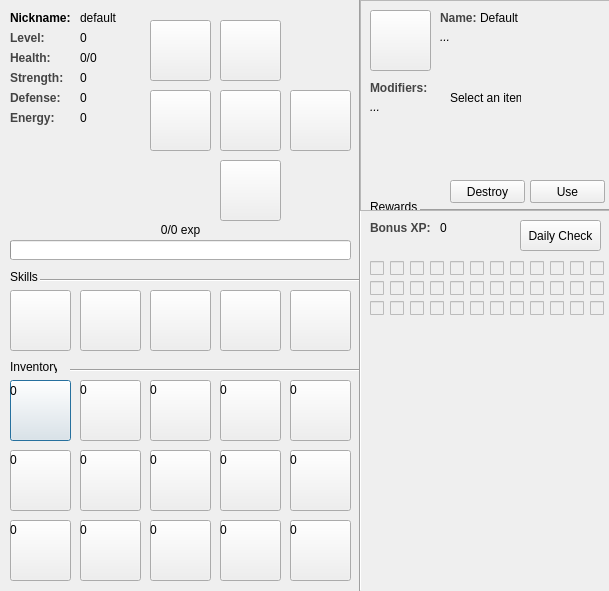
Qt form rpg_resources/player.ui (raphaelkieling/addon-anki-rpg) before a commit.
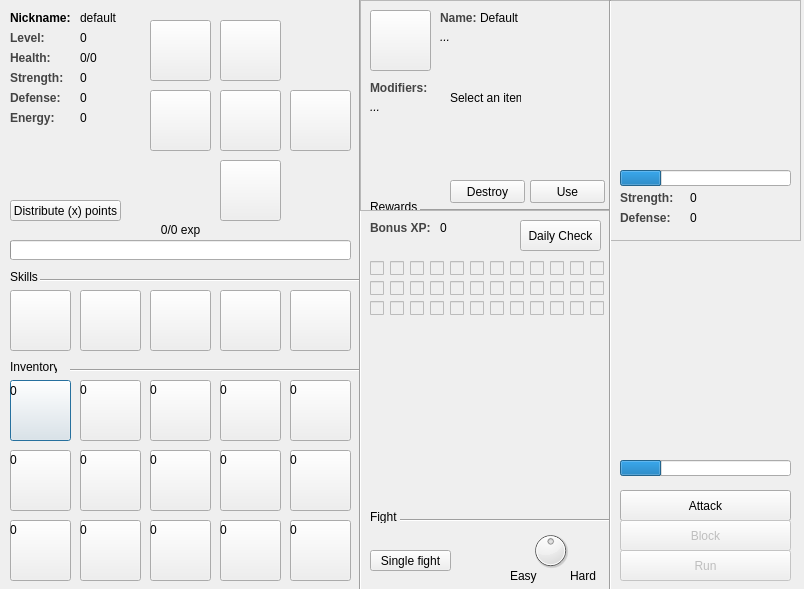
The same form after that commit. Icons and pictures are not drawn.

Commit message: add inventory with index system and increase stats on level up

```diff
--- a/rpg_resources/player.ui
+++ b/rpg_resources/player.ui
@@ -6,8 +6,8 @@
    <rect>
     <x>0</x>
     <y>0</y>
-    <width>609</width>
-    <height>591</height>
+    <width>804</width>
+    <height>589</height>
    </rect>
   </property>
   <property name="acceptDrops">
@@ -1299,9 +1299,9 @@
    <property name="geometry">
     <rect>
      <x>350</x>
-     <y>0</y>
+     <y>-10</y>
      <width>20</width>
-     <height>591</height>
+     <height>601</height>
     </rect>
    </property>
    <property name="orientation">
@@ -2168,6 +2168,308 @@
     <string/>
    </property>
   </widget>
+  <widget class="QDial" name="dial">
+   <property name="geometry">
+    <rect>
+     <x>530</x>
+     <y>530</y>
+     <width>41</width>
+     <height>41</height>
+    </rect>
+   </property>
+   <property name="value">
+    <number>50</number>
+   </property>
+  </widget>
+  <widget class="QLabel" name="label_4">
+   <property name="geometry">
+    <rect>
+     <x>510</x>
+     <y>560</y>
+     <width>31</width>
+     <height>31</height>
+    </rect>
+   </property>
+   <property name="styleSheet">
+    <string notr="true"/>
+   </property>
+   <property name="text">
+    <string>Easy</string>
+   </property>
+  </widget>
+  <widget class="QLabel" name="label_5">
+   <property name="geometry">
+    <rect>
+     <x>570</x>
+     <y>560</y>
+     <width>31</width>
+     <height>31</height>
+    </rect>
+   </property>
+   <property name="text">
+    <string>Hard</string>
+   </property>
+  </widget>
+  <widget class="QPushButton" name="daily_loot_button_3">
+   <property name="geometry">
+    <rect>
+     <x>370</x>
+     <y>550</y>
+     <width>81</width>
+     <height>21</height>
+    </rect>
+   </property>
+   <property name="text">
+    <string>Single fight</string>
+   </property>
+   <property name="flat">
+    <bool>false</bool>
+   </property>
+  </widget>
+  <widget class="Line" name="line_9">
+   <property name="geometry">
+    <rect>
+     <x>400</x>
+     <y>510</y>
+     <width>211</width>
+     <height>20</height>
+    </rect>
+   </property>
+   <property name="orientation">
+    <enum>Qt::Horizontal</enum>
+   </property>
+  </widget>
+  <widget class="QLabel" name="label_6">
+   <property name="geometry">
+    <rect>
+     <x>370</x>
+     <y>510</y>
+     <width>47</width>
+     <height>13</height>
+    </rect>
+   </property>
+   <property name="text">
+    <string>Fight</string>
+   </property>
+  </widget>
+  <widget class="QFrame" name="frame">
+   <property name="geometry">
+    <rect>
+     <x>610</x>
+     <y>0</y>
+     <width>191</width>
+     <height>241</height>
+    </rect>
+   </property>
+   <property name="frameShape">
+    <enum>QFrame::StyledPanel</enum>
+   </property>
+   <property name="frameShadow">
+    <enum>QFrame::Raised</enum>
+   </property>
+   <widget class="QPushButton" name="item_icon_2">
+    <property name="geometry">
+     <rect>
+      <x>20</x>
+      <y>10</y>
+      <width>151</width>
+      <height>151</height>
+     </rect>
+    </property>
+    <property name="autoFillBackground">
+     <bool>true</bool>
+    </property>
+    <property name="styleSheet">
+     <string notr="true"/>
+    </property>
+    <property name="text">
+     <string/>
+    </property>
+    <property name="icon">
+     <iconset>
+      <normaloff>../../../../../../Downloads/Idle (1) (1).png</normaloff>../../../../../../Downloads/Idle (1) (1).png</iconset>
+    </property>
+    <property name="iconSize">
+     <size>
+      <width>150</width>
+      <height>150</height>
+     </size>
+    </property>
+    <property name="autoDefault">
+     <bool>false</bool>
+    </property>
+    <property name="flat">
+     <bool>true</bool>
+    </property>
+   </widget>
+   <widget class="QLabel" name="strength_label_3">
+    <property name="geometry">
+     <rect>
+      <x>10</x>
+      <y>190</y>
+      <width>61</width>
+      <height>16</height>
+     </rect>
+    </property>
+    <property name="styleSheet">
+     <string notr="true">color: rgb(68, 68, 68);</string>
+    </property>
+    <property name="text">
+     <string>&lt;html&gt;&lt;head/&gt;&lt;body&gt;&lt;p&gt;&lt;span style=&quot; font-weight:600;&quot;&gt;Strength:&lt;/span&gt;&lt;/p&gt;&lt;/body&gt;&lt;/html&gt;</string>
+    </property>
+   </widget>
+   <widget class="QLabel" name="defense_label_2">
+    <property name="geometry">
+     <rect>
+      <x>10</x>
+      <y>210</y>
+      <width>51</width>
+      <height>16</height>
+     </rect>
+    </property>
+    <property name="styleSheet">
+     <string notr="true">color: rgb(68, 68, 68);</string>
+    </property>
+    <property name="text">
+     <string>&lt;html&gt;&lt;head/&gt;&lt;body&gt;&lt;p&gt;&lt;span style=&quot; font-weight:600;&quot;&gt;Defense:&lt;/span&gt;&lt;/p&gt;&lt;/body&gt;&lt;/html&gt;</string>
+    </property>
+   </widget>
+   <widget class="QLabel" name="level_value_3">
+    <property name="geometry">
+     <rect>
+      <x>80</x>
+      <y>190</y>
+      <width>51</width>
+      <height>16</height>
+     </rect>
+    </property>
+    <property name="text">
+     <string>0</string>
+    </property>
+   </widget>
+   <widget class="QLabel" name="level_value_5">
+    <property name="geometry">
+     <rect>
+      <x>80</x>
+      <y>210</y>
+      <width>51</width>
+      <height>16</height>
+     </rect>
+    </property>
+    <property name="text">
+     <string>0</string>
+    </property>
+   </widget>
+   <widget class="QProgressBar" name="progressBar">
+    <property name="geometry">
+     <rect>
+      <x>10</x>
+      <y>170</y>
+      <width>171</width>
+      <height>16</height>
+     </rect>
+    </property>
+    <property name="value">
+     <number>24</number>
+    </property>
+    <property name="textVisible">
+     <bool>false</bool>
+    </property>
+   </widget>
+  </widget>
+  <widget class="Line" name="line_5">
+   <property name="geometry">
+    <rect>
+     <x>600</x>
+     <y>0</y>
+     <width>20</width>
+     <height>601</height>
+    </rect>
+   </property>
+   <property name="orientation">
+    <enum>Qt::Vertical</enum>
+   </property>
+  </widget>
+  <widget class="QPushButton" name="destroy_button_12">
+   <property name="geometry">
+    <rect>
+     <x>620</x>
+     <y>490</y>
+     <width>171</width>
+     <height>31</height>
+    </rect>
+   </property>
+   <property name="text">
+    <string>Attack</string>
+   </property>
+   <property name="flat">
+    <bool>false</bool>
+   </property>
+  </widget>
+  <widget class="QPushButton" name="destroy_button_13">
+   <property name="enabled">
+    <bool>false</bool>
+   </property>
+   <property name="geometry">
+    <rect>
+     <x>620</x>
+     <y>520</y>
+     <width>171</width>
+     <height>31</height>
+    </rect>
+   </property>
+   <property name="text">
+    <string>Block</string>
+   </property>
+  </widget>
+  <widget class="QPushButton" name="destroy_button_4">
+   <property name="enabled">
+    <bool>false</bool>
+   </property>
+   <property name="geometry">
+    <rect>
+     <x>620</x>
+     <y>550</y>
+     <width>171</width>
+     <height>31</height>
+    </rect>
+   </property>
+   <property name="text">
+    <string>Run</string>
+   </property>
+  </widget>
+  <widget class="QProgressBar" name="progressBar_2">
+   <property name="geometry">
+    <rect>
+     <x>620</x>
+     <y>460</y>
+     <width>171</width>
+     <height>16</height>
+    </rect>
+   </property>
+   <property name="value">
+    <number>24</number>
+   </property>
+   <property name="textVisible">
+    <bool>false</bool>
+   </property>
+  </widget>
+  <widget class="QPushButton" name="distribute_poits_button">
+   <property name="geometry">
+    <rect>
+     <x>10</x>
+     <y>200</y>
+     <width>111</width>
+     <height>21</height>
+    </rect>
+   </property>
+   <property name="text">
+    <string>Distribute (x) points</string>
+   </property>
+   <property name="flat">
+    <bool>false</bool>
+   </property>
+  </widget>
  </widget>
  <resources/>
  <connections/>
```
Left out of the diff: 6 changed lines with no effect on the pictures. The commit also changes 10 other files.
